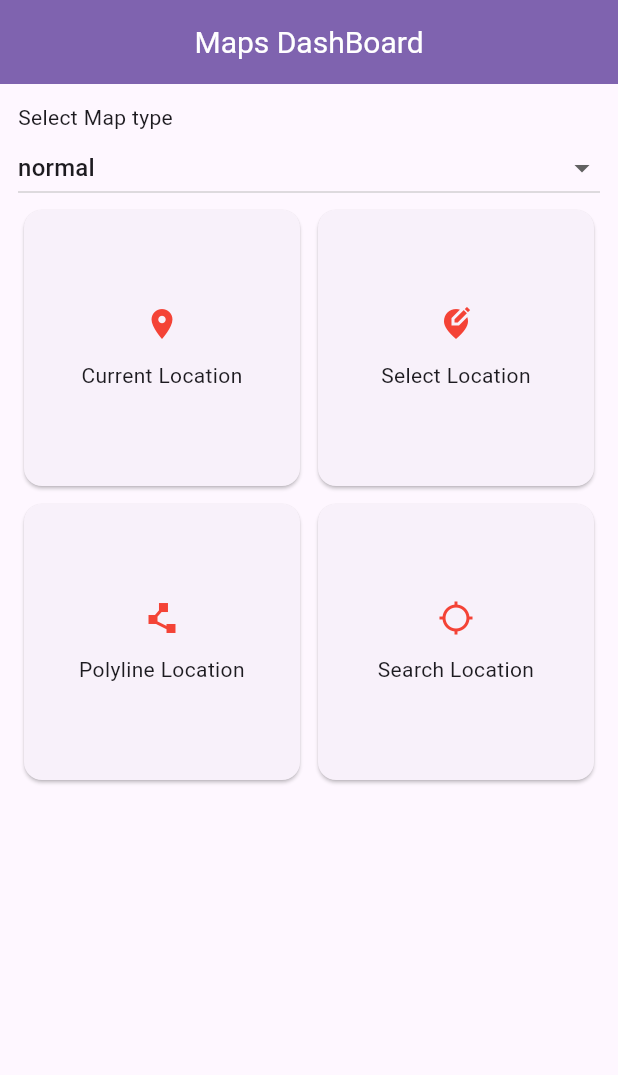
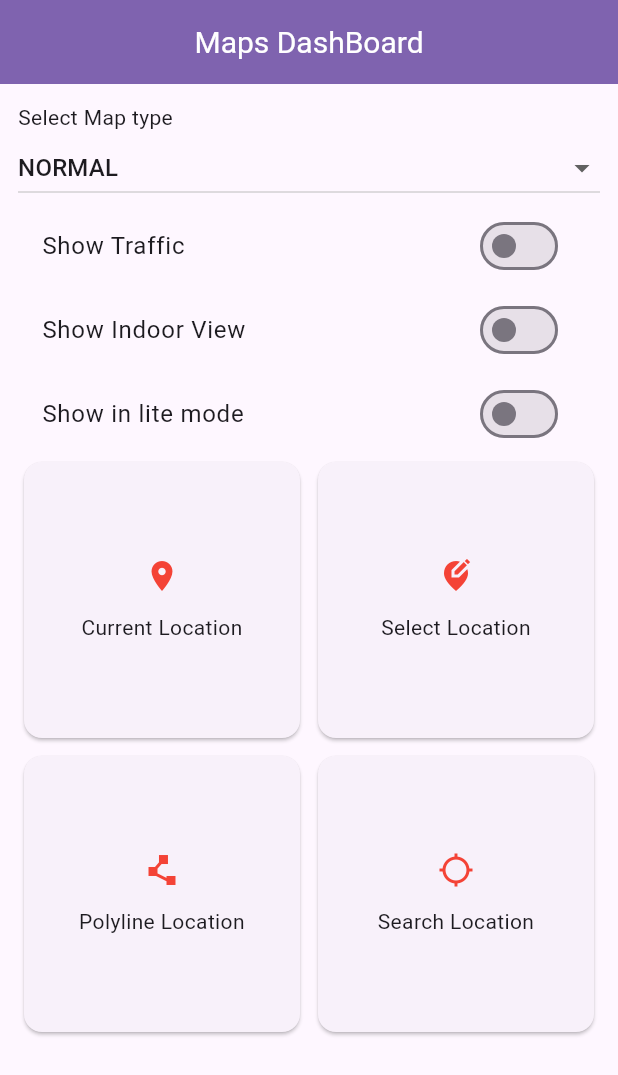
Before and after one commit to AliHassanCheema/Maps-Integration, a Flutter app: the screen it shows after launch, on a phone screen of 412 x 824 dp. Shown: the top 1075 px of the screen. Run offline on Flutter 3.47's test engine with Material 2 defaults, Android fonts, the phone set to English and light mode, and no system bars; our stand-ins replace geocoding, geolocator, google_maps_flutter, stacked.

Commit message:
dashoboard updated with some extra checks

```diff
--- a/lib/dashboard/current_location/current_location_vm.dart
+++ b/lib/dashboard/current_location/current_location_vm.dart
@@ -5,7 +5,6 @@ import 'package:maps_integration/utils.dart';
 import 'package:stacked/stacked.dart';
 
 class CurrentLocationVM extends BaseViewModel {
-  BitmapDescriptor pinIcon = BitmapDescriptor.defaultMarker;
   LatLng? latLng;
   GoogleMapController? mapController;
   String address = '';
--- a/lib/dashboard/current_location/current_location_vu.dart
+++ b/lib/dashboard/current_location/current_location_vu.dart
@@ -4,9 +4,16 @@ import 'package:maps_integration/dashboard/current_location/current_location_vm.
 import 'package:stacked/stacked.dart';
 
 class CurrentLocationVU extends StackedView<CurrentLocationVM> {
-  const CurrentLocationVU({super.key, this.mapType = MapType.normal});
+  const CurrentLocationVU(
+      {super.key,
+      this.mapType = MapType.normal,
+      this.liteModeEnabled = false,
+      this.trafficEnabled = false,
+      this.indoorViewEnabled = false});
   final MapType mapType;
-
+  final bool liteModeEnabled;
+  final bool trafficEnabled;
+  final bool indoorViewEnabled;
   @override
   Widget builder(
       BuildContext context, CurrentLocationVM viewModel, Widget? child) {
@@ -45,8 +52,9 @@ class CurrentLocationVU extends StackedView<CurrentLocationVM> {
       myLocationEnabled: true,
       mapType: mapType,
       compassEnabled: true,
-      trafficEnabled: true,
-      indoorViewEnabled: true,
+      trafficEnabled: trafficEnabled,
+      indoorViewEnabled: indoorViewEnabled,
+      liteModeEnabled: liteModeEnabled,
       onMapCreated: (controller) {
         viewModel.onMapCreated(controller);
       },
--- a/lib/dashboard/dashboard_vu.dart
+++ b/lib/dashboard/dashboard_vu.dart
@@ -54,6 +54,11 @@ class DashboardVU extends StackedView<DashboardVM> {
         children: [
           const Text('Select Map type'),
           _mapTypeDropdown(viewModel),
+          _switchButton(viewModel, viewModel.trafficEnabled, 'Show Traffic'),
+          _switchButton(
+              viewModel, viewModel.indoorViewEnabled, 'Show Indoor View'),
+          _switchButton(
+              viewModel, viewModel.liteModeEnabled, 'Show in lite mode'),
           Expanded(
             child: GridView.builder(
                 itemCount: viewModel.dashboardGrid.length,
@@ -70,6 +75,18 @@ class DashboardVU extends StackedView<DashboardVM> {
     );
   }
 
+  SwitchListTile _switchButton(
+      DashboardVM viewModel, bool switchVal, String title) {
+    return SwitchListTile(
+      value: switchVal,
+      onChanged: (v) {
+        switchVal = v;
+        viewModel.notifyListeners();
+      },
+      title: Text(title),
+    );
+  }
+
   DropdownButton<MapType> _mapTypeDropdown(DashboardVM viewModel) {
     return DropdownButton(
         isExpanded: true,
@@ -77,7 +94,7 @@ class DashboardVU extends StackedView<DashboardVM> {
         items: viewModel.mapTypes.map((MapType mapType) {
           return DropdownMenuItem<MapType>(
             value: mapType,
-            child: Text(mapType.toString().split('.').last),
+            child: Text(mapType.toString().split('.').last.toUpperCase()),
           );
         }).toList(),
         onChanged: viewModel.onChangeMapType);
--- a/lib/dashboard/edit_location/edit_location_vu.dart
+++ b/lib/dashboard/edit_location/edit_location_vu.dart
@@ -4,9 +4,16 @@ import 'package:maps_integration/dashboard/edit_location/edit_location_vm.dart';
 import 'package:stacked/stacked.dart';
 
 class EditLocationVU extends StackedView<EditLocationVM> {
-  const EditLocationVU({super.key, this.mapType = MapType.normal});
+  const EditLocationVU(
+      {super.key,
+      this.mapType = MapType.normal,
+      this.liteModeEnabled = false,
+      this.trafficEnabled = false,
+      this.indoorViewEnabled = false});
   final MapType mapType;
-
+  final bool liteModeEnabled;
+  final bool trafficEnabled;
+  final bool indoorViewEnabled;
   @override
   Widget builder(
       BuildContext context, EditLocationVM viewModel, Widget? child) {
@@ -40,7 +47,9 @@ class EditLocationVU extends StackedView<EditLocationVM> {
       zoomControlsEnabled: false,
       myLocationButtonEnabled: false,
       myLocationEnabled: true,
-      trafficEnabled: true,
+      trafficEnabled: trafficEnabled,
+      indoorViewEnabled: indoorViewEnabled,
+      liteModeEnabled: liteModeEnabled,
       mapType: mapType,
       onMapCreated: (controller) {
         viewModel.onMapCreated(controller);
--- a/lib/dashboard/polyline/polyline_vu.dart
+++ b/lib/dashboard/polyline/polyline_vu.dart
@@ -4,8 +4,16 @@ import 'package:maps_integration/dashboard/polyline/polyline_vm.dart';
 import 'package:stacked/stacked.dart';
 
 class PolylineVU extends StackedView<PolylineVM> {
-  const PolylineVU({super.key, this.mapType = MapType.normal});
+  const PolylineVU(
+      {super.key,
+      this.mapType = MapType.normal,
+      this.liteModeEnabled = false,
+      this.trafficEnabled = false,
+      this.indoorViewEnabled = false});
   final MapType mapType;
+  final bool liteModeEnabled;
+  final bool trafficEnabled;
+  final bool indoorViewEnabled;
 
   @override
   Widget builder(BuildContext context, PolylineVM viewModel, Widget? child) {
@@ -38,7 +46,9 @@ class PolylineVU extends StackedView<PolylineVM> {
       zoomControlsEnabled: false,
       myLocationButtonEnabled: false,
       myLocationEnabled: true,
-      trafficEnabled: true,
+      trafficEnabled: trafficEnabled,
+      indoorViewEnabled: indoorViewEnabled,
+      liteModeEnabled: liteModeEnabled,
       mapType: mapType,
       onMapCreated: (controller) {
         viewModel.onMapCreated(controller, context);
```
Also changed, not shown: lib/dashboard/dashboard_vm.dart (+25 -4 lines).
